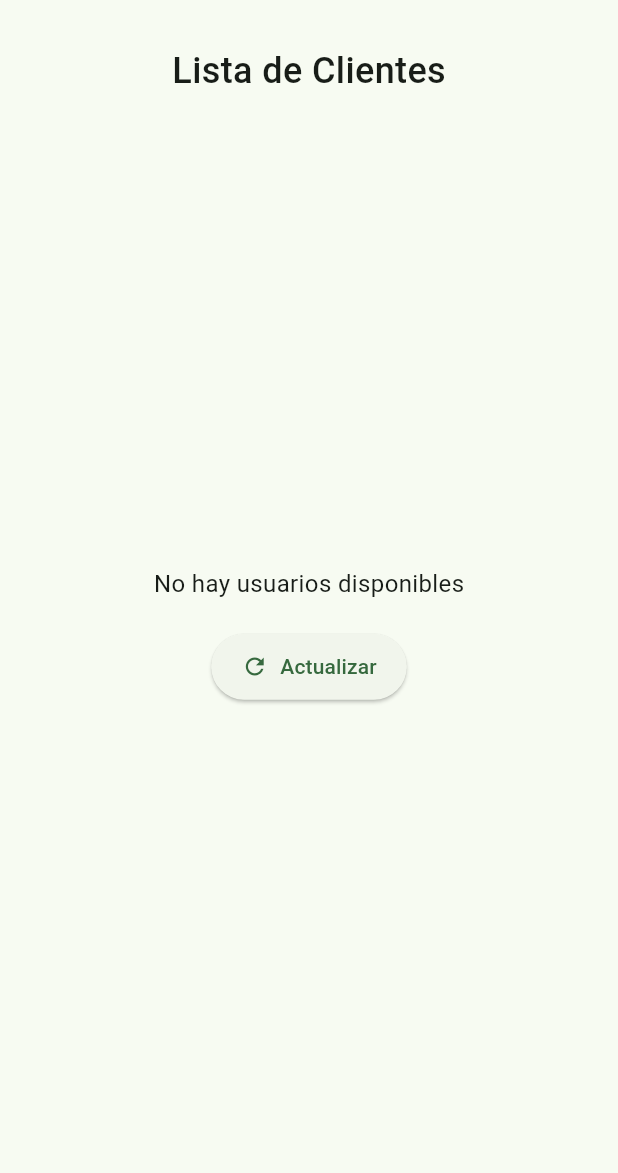
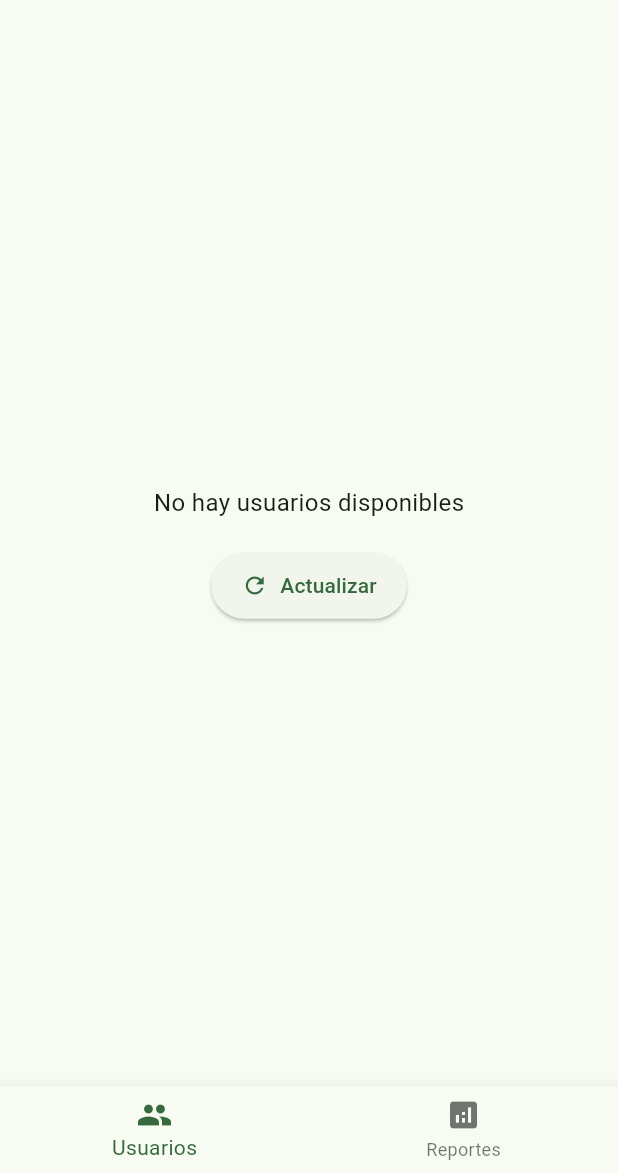
Before and after one commit to kencrisg/pasarela_pagos, a Flutter app: the MainAdminScreen screen opened directly, on a phone screen of 412 x 824 dp, the part 63-1236 px from its top. Run offline on Flutter 3.47's test engine with Material 3 defaults, Android fonts, the phone set to English and light mode, and no system bars; our stand-ins replace dio, flutter_animate, flutter_secure_storage, shared_preferences; accounts and stored records are empty; network calls fail.

Commit message:
pont of control

```diff
--- a/lib/api/api_service.dart
+++ b/lib/api/api_service.dart
@@ -6,7 +6,7 @@ import 'package:dio/io.dart';
 import 'package:pasarela_app/utils/storage_helper.dart';
 
 class ApiService {
-  final Dio _dio = Dio(BaseOptions(baseUrl: 'https://192.168.1.33:3000'));
+  final Dio _dio = Dio(BaseOptions(baseUrl: 'https://172.20.10.3:3000'));
   final StorageHelper _storageHelper = StorageHelper();
 
   ApiService() {
--- a/lib/screens/admin/home/main_admin_screen.dart
+++ b/lib/screens/admin/home/main_admin_screen.dart
@@ -2,6 +2,7 @@ import 'package:flutter/material.dart';
 import 'package:pasarela_app/screens/admin/widgets/users_admin_screen.dart';
 import 'package:pasarela_app/screens/welcome_screen.dart';
 import 'package:pasarela_app/screens/widgets/custom_drawer.dart';
+import 'package:pasarela_app/screens/admin/widgets/report_admin_screen.dart'; // 🔥 Importa la pantalla de reportes
 import 'package:pasarela_app/utils/storage_helper.dart';
 
 class MainAdminScreen extends StatefulWidget {
@@ -14,6 +15,7 @@ class MainAdminScreen extends StatefulWidget {
 class MainAdminScreenState extends State<MainAdminScreen> {
   final StorageHelper _storageHelper = StorageHelper();
   Map<String, dynamic>? userData;
+  int _currentIndex = 0; // 🔥 Índice del Bottom Navigation
 
   @override
   void initState() {
@@ -23,7 +25,6 @@ class MainAdminScreenState extends State<MainAdminScreen> {
 
   Future<void> _loadUserData() async {
     final data = await _storageHelper.getUserData();
-
     setState(() {
       userData = data;
     });
@@ -41,6 +42,11 @@ class MainAdminScreenState extends State<MainAdminScreen> {
 
   @override
   Widget build(BuildContext context) {
+    final List<Widget> screens = [
+      const UserAdminScreen(),
+      const ReportAdminScreen(),
+    ];
+
     return Scaffold(
       drawer: CustomDrawer(
         userData: userData,
@@ -50,17 +56,24 @@ class MainAdminScreenState extends State<MainAdminScreen> {
         title: Text(userData != null
             ? "Bienvenido, ${userData!['admin']['name']}"
             : "Panel Administrador"),
-        actions: [],
       ),
-      body: Column(
-        children: [
-          const SizedBox(height: 16),
-          const Text(
-            'Lista de Clientes',
-            style: TextStyle(fontSize: 24, fontWeight: FontWeight.w500),
+      body: screens[_currentIndex],
+
+      bottomNavigationBar: BottomNavigationBar(
+        currentIndex: _currentIndex,
+        onTap: (index) {
+          setState(() {
+            _currentIndex = index;
+          });
+        },
+        items: const [
+          BottomNavigationBarItem(
+            icon: Icon(Icons.people),
+            label: 'Usuarios',
           ),
-          Expanded(
-            child: UserAdminScreen(),
+          BottomNavigationBarItem(
+            icon: Icon(Icons.analytics),
+            label: 'Reportes',
           ),
         ],
       ),
```
Also changed, not shown: lib/api/admin_service.dart (+10 -0 lines), lib/screens/admin/widgets/report_admin_screen.dart (added, +15 -0 lines), lib/screens/widgets/transaction_admin_screen.dart (+21 -1 lines).
